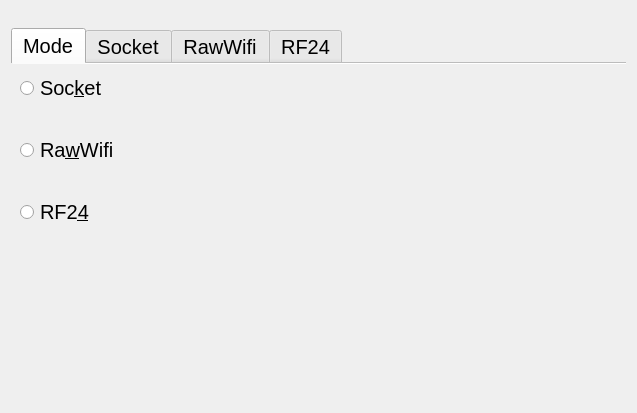
First picture: the form in controller_rc/ui/network.ui, repository dridri/bcflight, before the edit.
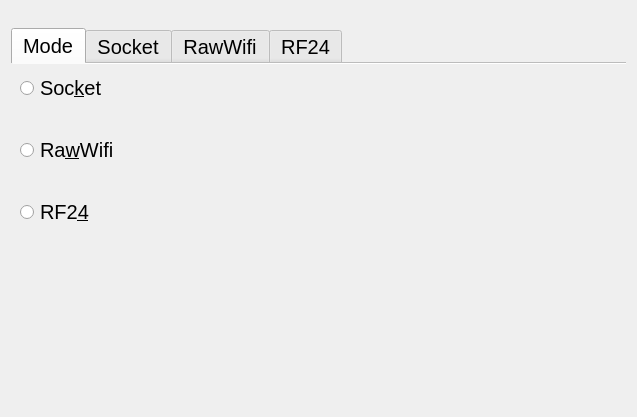
Second picture: the form after the edit. The open tabs and pages were chosen to show the change.

Diff of the .ui file:
```diff
--- a/controller_rc/ui/network.ui
+++ b/controller_rc/ui/network.ui
@@ -7,7 +7,7 @@
     <x>0</x>
     <y>0</y>
     <width>637</width>
-    <height>413</height>
+    <height>417</height>
    </rect>
   </property>
   <property name="font">
```
Left out of the diff: 2 changed lines with no effect on the pictures.
